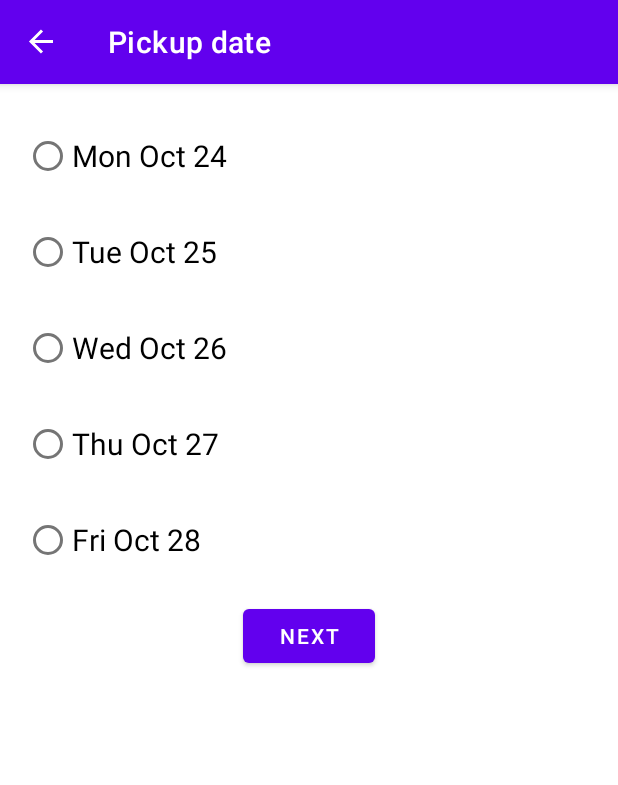
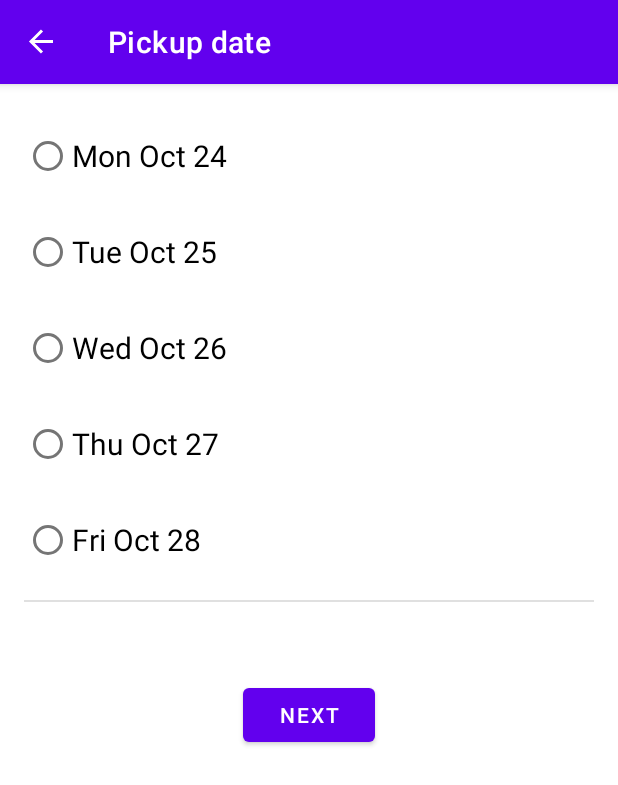
Before and after one commit to theMagusDev/OrderPizzaApp, an Android app: the PickupFragment screen opened through its navigation route, on a phone screen of 412 x 824 dp. Shown: the top 785 px of the screen. Run offline under Robolectric (Android 15) with nearby library versions, the light colour scheme and no system bars; our stand-ins replace data binding, navigation-ui; 2 statements that could not run were skipped.

Commit message:
Add LiveData price value, visual improvements

```diff
--- a/app/src/main/java/com/example/pizza/ui/order/model/OrderViewModel.kt
+++ b/app/src/main/java/com/example/pizza/ui/order/model/OrderViewModel.kt
@@ -2,7 +2,9 @@ package com.example.pizza.ui.order.model
 
 import androidx.lifecycle.LiveData
 import androidx.lifecycle.MutableLiveData
+import androidx.lifecycle.Transformations
 import androidx.lifecycle.ViewModel
+import java.text.NumberFormat
 import java.text.SimpleDateFormat
 import java.util.*
 
@@ -11,7 +13,9 @@ private const val PRICE_FOR_SAME_DAY_PICKUP = 3.00
 
 class OrderViewModel : ViewModel() {
     private var _price = MutableLiveData<Double>()
-    val price: LiveData<Double> = _price
+    val price: LiveData<String> = Transformations.map(_price) {
+        NumberFormat.getCurrencyInstance().format(it)
+    }
 
     private var _quantity = MutableLiveData<Int>()
     val quantity: LiveData<Int> = _quantity
--- a/app/src/main/res/layout/fragment_pickup.xml
+++ b/app/src/main/res/layout/fragment_pickup.xml
@@ -84,9 +84,27 @@
 
             </RadioGroup>
 
+            <com.google.android.material.divider.MaterialDivider
+                style="@style/Widget.Pizza.MaterialDivider"
+                android:id="@+id/pickup_divider"
+                android:layout_width="match_parent"
+                android:layout_height="wrap_content"
+                app:layout_constraintTop_toBottomOf="@+id/pickup_options"
+                app:layout_constraintStart_toStartOf="parent"/>
+
+            <TextView
+                style="@style/Widget.Pizza.TextView.Price"
+                android:id="@+id/price_text"
+                android:text="@{@string/price(orderViewModel.price)}"
+                android:layout_width="wrap_content"
+                android:layout_height="wrap_content"
+                app:layout_constraintEnd_toEndOf="parent"
+                app:layout_constraintTop_toBottomOf="@id/pickup_divider"
+                tools:text="@string/price"/>
+
             <com.google.android.material.button.MaterialButton
                 style="@style/Widget.Pizza.Button.Next"
-                app:layout_constraintTop_toBottomOf="@id/pickup_options"
+                app:layout_constraintTop_toBottomOf="@id/price_text"
                 app:layout_constraintEnd_toEndOf="parent"
                 app:layout_constraintStart_toStartOf="parent" />
 
--- a/app/src/main/res/values/styles.xml
+++ b/app/src/main/res/values/styles.xml
@@ -34,4 +34,9 @@
         <item name="android:textStyle">bold</item>
         <item name="android:layout_marginTop">@dimen/order_summary_margin</item>
     </style>
+
+    <style name="Widget.Pizza.MaterialDivider" parent="Widget.MaterialComponents.MaterialDivider">
+        <item name="android:layout_marginTop">@dimen/margin_between_elements</item>
+        <item name="android:layout_marginBottom">@dimen/margin_between_elements</item>
+    </style>
 </resources>
```
Also changed, not shown: app/src/main/res/layout/fragment_size.xml (+21 -3 lines).
